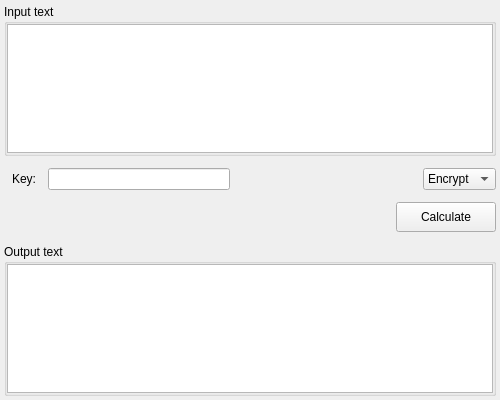
Qt form src/gui/symmetric/gronsfeld/gronsfeld.ui (vasilypht/crypto-methods) before a commit.
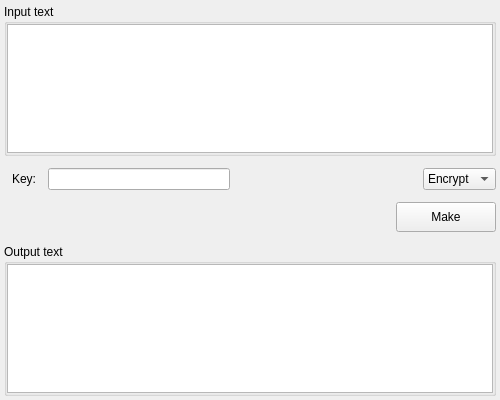
The same form after that commit.

What changed in the file:
```diff
--- a/src/gui/symmetric/gronsfeld/gronsfeld.ui
+++ b/src/gui/symmetric/gronsfeld/gronsfeld.ui
@@ -145,7 +145,7 @@
         </size>
        </property>
        <property name="text">
-        <string>Calculate</string>
+        <string>Make</string>
        </property>
       </widget>
      </item>
```
